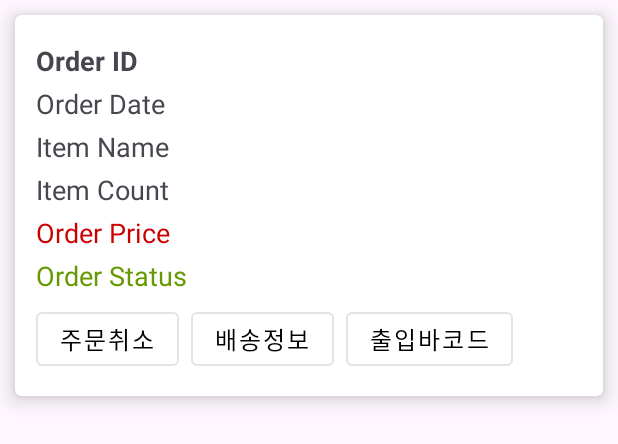
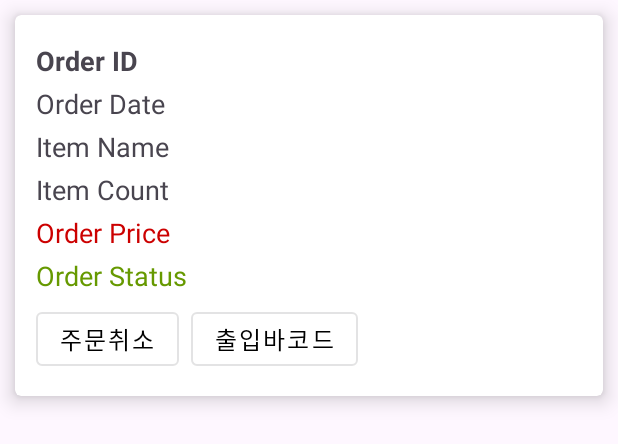
Before and after one commit to hxxb1n/happy_capstone, an Android app: the layout item_order.xml on its own in the app's theme, with its tools: preview values and no code run, on a phone screen of 412 x 824 dp. Shown: the top 444 px of the screen. Run offline under Robolectric (Android 15) with nearby library versions, the phone set to English and light mode, and no system bars.

Commit message:
주문 취소기능 추가

```diff
--- a/happy_app-temp/app/src/main/java/com/example/happy_app/api/ApiService.java
+++ b/happy_app-temp/app/src/main/java/com/example/happy_app/api/ApiService.java
@@ -10,6 +10,7 @@ import java.util.List;
 import retrofit2.Call;
 import retrofit2.http.Body;
 import retrofit2.http.POST;
+import retrofit2.http.Path;
 
 public interface ApiService {
     @POST("/api/myOrder")
@@ -18,4 +19,7 @@ public interface ApiService {
     @POST("/api/myOrderParcelTrackingNumber")
     Call<ParcelDto> getParcelTrackingNumber(@Body OrderRequestDto orderRequestDto);
 
+    @POST("/api/orderCancel/{orderId}")
+    Call<String> cancelOrder(@Path("orderId") Long orderId);
+
 }
--- a/happy_app-temp/app/src/main/res/layout/item_order.xml
+++ b/happy_app-temp/app/src/main/res/layout/item_order.xml
@@ -8,6 +8,7 @@
     app:cardElevation="8dp">
 
     <LinearLayout
+        android:id="@+id/orderItemLayout"
         android:layout_width="match_parent"
         android:layout_height="wrap_content"
         android:orientation="horizontal">
@@ -80,22 +81,12 @@
                 android:orientation="horizontal">
 
                 <com.google.android.material.button.MaterialButton
-                    android:id="@+id/buttonAddToCart"
+                    android:id="@+id/buttonOrderCancel"
                     style="@style/Widget.MaterialComponents.Button.OutlinedButton"
                     android:layout_width="match_parent"
                     android:layout_height="wrap_content"
                     android:layout_marginRight="8dp"
                     android:text="주문취소"
-                    android:textColor="@color/black"
-                    android:textSize="16sp" />
-
-                <com.google.android.material.button.MaterialButton
-                    android:id="@+id/buttonOrderCancel"
-                    style="@style/Widget.MaterialComponents.Button.OutlinedButton"
-                    android:layout_width="match_parent"
-                    android:layout_height="wrap_content"
-                    android:layout_marginRight="8dp"
-                    android:text="배송정보"
                     android:textColor="@color/black"
                     android:textSize="16sp" />
 
--- a/happy_app-temp/app/src/main/res/values/colors.xml
+++ b/happy_app-temp/app/src/main/res/values/colors.xml
@@ -6,5 +6,6 @@
     <color name="colorPrimary">#FF000000</color>
     <color name="colorPrimaryDark">#FF000000</color>
     <color name="colorBackground">#f5f5f5</color>
+    <color name="colorCancel">#ffdfd4</color>
 
 </resources>
--- a/server/src/main/java/happy/server/api/OrderApi.java
+++ b/server/src/main/java/happy/server/api/OrderApi.java
@@ -26,4 +26,10 @@ public class OrderApi {
         return orderService.findOrdersDtoById(dto.getMemberId());
     }
 
+    @PostMapping("/api/orderCancel/{orderId}")
+    public String cancelOrder(@PathVariable("orderId") Long orderId) {
+        orderService.cancelOrder(orderId);
+        return "1";
+    }
+
 }
```
Also changed, not shown: happy_app-temp/app/src/main/java/com/example/happy_app/adapter/OrderAdapter.java (+45 -2 lines).
